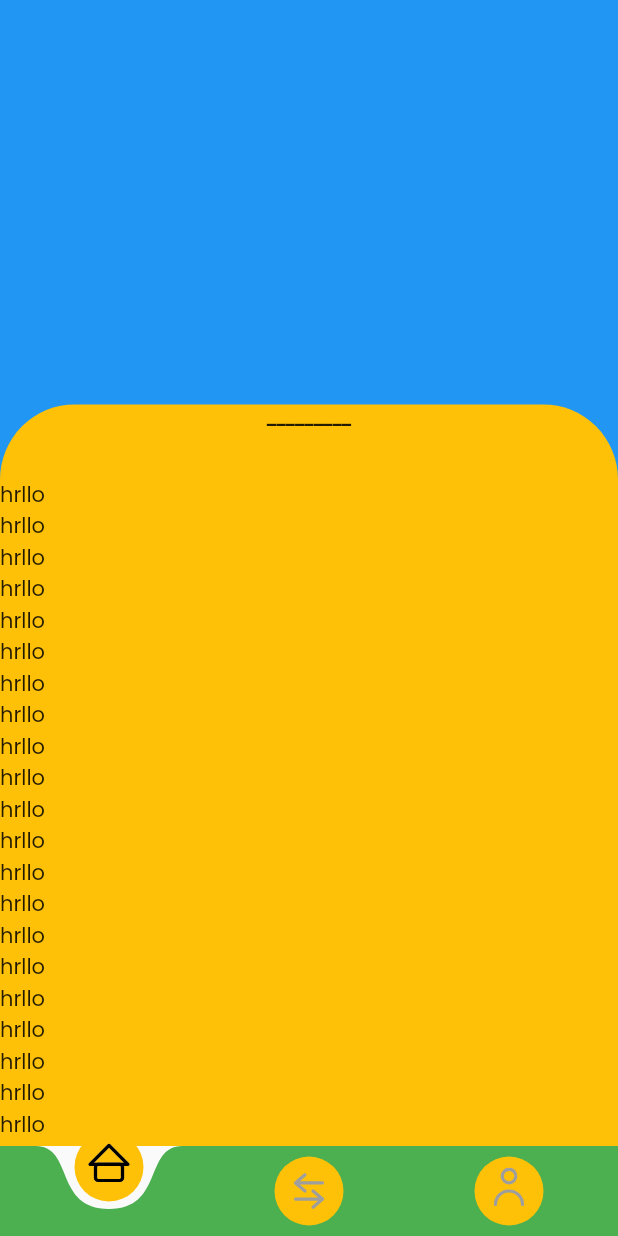
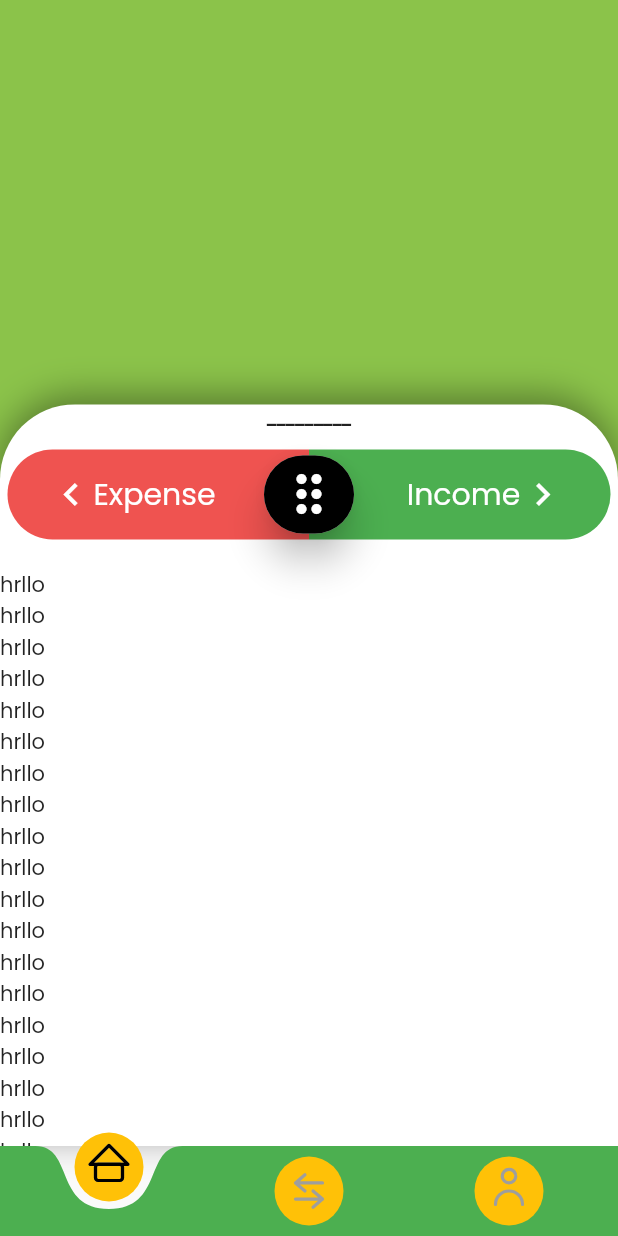
Before and after one commit to aman1210/FlutterExpenseTracker, a Flutter app: the screen it shows after launch, on a phone screen of 412 x 824 dp. Run offline on Flutter 3.47's test engine with Material 2 defaults, Android fonts, the phone set to English and light mode, and no system bars; our stand-ins replace font_awesome_flutter, image_picker, lottie, shared_preferences, sqflite, syncfusion_flutter_charts; missing offline and left inert: bezier_chart, credit_card_slider, firebase_admob; accounts and stored records are empty.

Commit message:
redesigning 2

```diff
--- a/lib/screens/home.dart
+++ b/lib/screens/home.dart
@@ -64,7 +64,7 @@ class _HomeState extends State<Home> {
           children: [
             Container(
               height: size.height * 0.5,
-              color: Colors.blue,
+              color: Colors.lightGreen,
             ),
             Positioned(
               bottom: 0,
@@ -80,7 +80,15 @@ class _HomeState extends State<Home> {
                     topLeft: Radius.circular(50),
                     topRight: Radius.circular(50),
                   ),
-                  color: Colors.amber,
+                  color: Colors.white,
+                  boxShadow: [
+                    BoxShadow(
+                      color: Colors.black38,
+                      blurRadius: 20,
+                      spreadRadius: 0,
+                      offset: Offset(0, -5),
+                    ),
+                  ],
                 ),
                 child: Column(
                   mainAxisSize: MainAxisSize.max,
@@ -123,6 +131,7 @@ class _HomeState extends State<Home> {
                         alignment: Alignment.center,
                       ),
                     ),
+                    DragContainer(size),
                     Expanded(
                       child: Container(
                         width: double.infinity,
@@ -201,30 +210,6 @@ class _HomeState extends State<Home> {
                     ),
                   ],
                 ),
-                // child: Column(
-                //   crossAxisAlignment: CrossAxisAlignment.center,
-                //   children: [
-                //     GestureDetector(
-                //       onVerticalDragUpdate: (details) {
-                //         setState(() {
-                //           height += details.delta.dy;
-                //         });
-                //       },
-                //       onVerticalDragStart: (details) {
-                //         height = size.height - (size.height * 0.40);
-                //       },
-                //       child: Container(
-                //         height: 2,
-                //         width: 40,
-                //         color: Colors.black,
-                //         margin: const EdgeInsets.only(top: 20, bottom: 20),
-                //       ),
-                //     ),
-                //     Text('hello'),
-                //     Text('hello'),
-                //     Text('hello'),
-                //   ],
-                // ),
               ),
             ),
           ],
```
Also changed, not shown: lib/screens/statsPage.dart (+2 -9 lines), lib/widgets/home/dragContainer.dart (+5 -5 lines), lib/widgets/statsPage/brezzerChart.dart (+12 -11 lines).
